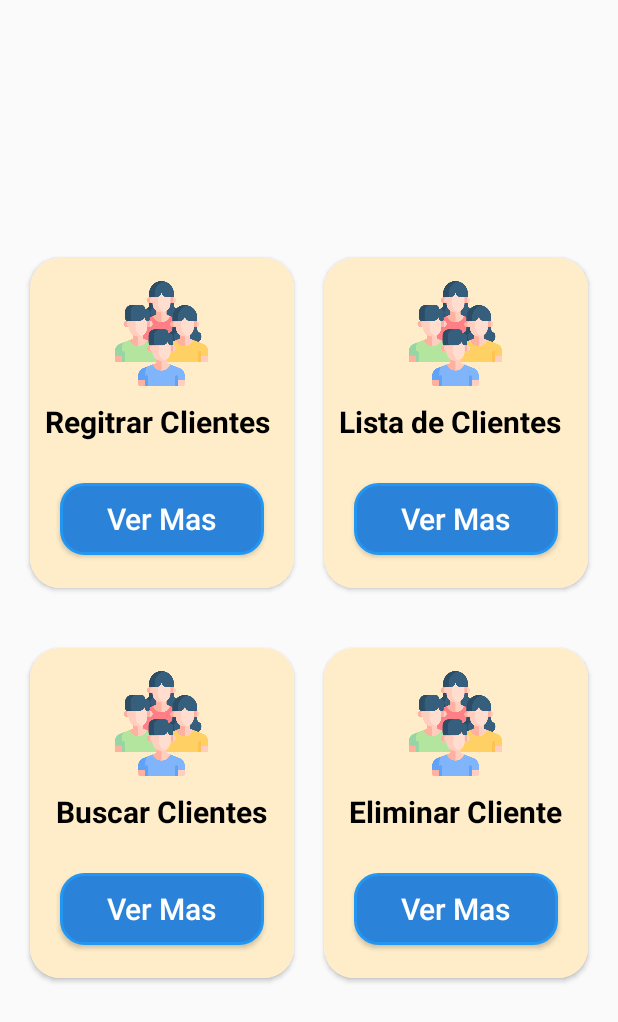
After one commit to RFBS23/veterinariaMovil, an Android app: the vistapersonas screen opened directly, with no data from a screen before it, on a phone screen of 412 x 824 dp. The commit adds this screen. Shown: the top 1022 px of the screen. Run offline under Robolectric (Android 15) with nearby library versions, the phone set to English and light mode, and no system bars.

Commit message:
actualizando dat5oss

```diff
--- a/app/build.gradle
+++ b/app/build.gradle
@@ -41,4 +41,7 @@ dependencies {
     androidTestImplementation 'androidx.test.espresso:espresso-core:3.5.1'
 
     implementation 'com.android.volley:volley:1.2.1'
+    implementation 'com.github.bumptech.glide:glide:4.14.2'
+    annotationProcessor 'com.github.bumptech.glide:compiler:4.14.2'
+    implementation 'com.github.clans:fab:1.6.4'
 }
--- /dev/null
+++ b/app/src/main/java/com/fabridev/veterinaria/vistapersonas.java
@@ -0,0 +1,87 @@
+package com.fabridev.veterinaria;
+
+import androidx.appcompat.app.AppCompatActivity;
+import androidx.cardview.widget.CardView;
+
+import android.content.Intent;
+import android.os.Bundle;
+import android.view.View;
+import android.widget.Button;
+
+public class vistapersonas extends AppCompatActivity {
+    CardView CardRegistrar, Cardlista, Cardbuscar, Cardeliminar;
+    Button vermas1, vermas2, vermas3, vermas4;
+    @Override
+    protected void onCreate(Bundle savedInstanceState) {
+        super.onCreate(savedInstanceState);
+        setContentView(R.layout.activity_vistapersonas);
+        loadUI();
+        CardRegistrar.setOnClickListener(new View.OnClickListener() {
+            @Override
+            public void onClick(View v) {
+                abrirActivity(registrocliente.class);
+            }
+        });
+        vermas1.setOnClickListener(new View.OnClickListener() {
+            @Override
+            public void onClick(View v) {
+                abrirActivity(registrocliente.class);
+            }
+        });
+
+        Cardlista.setOnClickListener(new View.OnClickListener() {
+            @Override
+            public void onClick(View v) {
+                abrirActivity(listacliente.class);
+            }
+        });
+        vermas2.setOnClickListener(new View.OnClickListener() {
+            @Override
+            public void onClick(View v) {
+                abrirActivity(listacliente.class);
+            }
+        });
+
+        Cardbuscar.setOnClickListener(new View.OnClickListener() {
+            @Override
+            public void onClick(View v) {
+                abrirActivity(buscarcliente.class);
+            }
+        });
+        vermas3.setOnClickListener(new View.OnClickListener() {
+            @Override
+            public void onClick(View v) {
+                abrirActivity(buscarcliente.class);
+            }
+        });
+
+        Cardeliminar.setOnClickListener(new View.OnClickListener() {
+            @Override
+            public void onClick(View v) {
+                abrirActivity(eliminarcliente.class);
+            }
+        });
+        vermas4.setOnClickListener(new View.OnClickListener() {
+            @Override
+            public void onClick(View v) {
+                abrirActivity(eliminarcliente.class);
+            }
+        });
+    }
+
+    private void loadUI(){
+        CardRegistrar = findViewById(R.id.CardRegistrar);
+        Cardlista = findViewById(R.id.Cardlista);
+        Cardbuscar = findViewById(R.id.Cardbuscar);
+        Cardeliminar = findViewById(R.id.Cardeliminar);
+        vermas1 = findViewById(R.id.vermas1);
+        vermas2 = findViewById(R.id.vermas2);
+        vermas3 = findViewById(R.id.vermas3);
+        vermas4 = findViewById(R.id.vermas4);
+    }
+
+    private void abrirActivity(Class nameActivity) {
+        Intent intent = new Intent(getApplicationContext(), nameActivity);
+        startActivity(intent);
+    }
+}
--- a/app/src/main/res/layout/activity_listacliente.xml
+++ b/app/src/main/res/layout/activity_listacliente.xml
@@ -9,9 +9,10 @@
     <androidx.recyclerview.widget.RecyclerView
         android:layout_width="match_parent"
         android:layout_height="match_parent"
-        android:id="@+id/listaclientes"
+        android:id="@+id/recyclerView"
         android:scrollbars="vertical"
         android:layout_marginTop="20dp"/>
+
     <com.google.android.material.floatingactionbutton.FloatingActionButton
         android:layout_width="wrap_content"
         android:layout_height="wrap_content"
--- /dev/null
+++ b/app/src/main/res/layout/activity_vistapersonas.xml
@@ -0,0 +1,255 @@
+<?xml version="1.0" encoding="utf-8"?>
+<androidx.constraintlayout.widget.ConstraintLayout
+    xmlns:android="http://schemas.android.com/apk/res/android"
+    xmlns:app="http://schemas.android.com/apk/res-auto"
+    xmlns:tools="http://schemas.android.com/tools"
+    android:layout_width="match_parent"
+    android:layout_height="match_parent"
+    android:orientation="vertical"
+    tools:context=".vistapersonas">
+
+    <LinearLayout
+        android:layout_width="match_parent"
+        android:layout_height="wrap_content"
+        android:layout_marginTop="8dp"
+        android:layout_marginBottom="8dp"
+        android:orientation="vertical"
+        app:layout_constraintBottom_toBottomOf="parent"
+        app:layout_constraintEnd_toEndOf="parent"
+        app:layout_constraintStart_toStartOf="parent"
+        app:layout_constraintTop_toTopOf="parent">
+
+        <androidx.constraintlayout.widget.ConstraintLayout
+            android:layout_width="match_parent"
+            android:layout_height="wrap_content">
+
+            <LinearLayout
+                android:id="@id/row1"
+                android:layout_width="0dp"
+                android:layout_height="260dp"
+                android:layout_marginTop="10dp"
+                android:orientation="horizontal"
+                android:padding="10dp"
+                app:layout_constraintEnd_toEndOf="parent"
+                app:layout_constraintHorizontal_bias="0.0"
+                app:layout_constraintStart_toStartOf="parent">
+
+                <androidx.cardview.widget.CardView
+                    android:id="@+id/CardRegistrar"
+                    android:layout_width="0dp"
+                    android:layout_height="match_parent"
+                    android:layout_margin="10dp"
+                    android:layout_weight="1"
+                    app:cardCornerRadius="20dp">
+
+                    <RelativeLayout
+                        android:layout_width="match_parent"
+                        android:layout_height="match_parent"
+                        android:background="@drawable/fondocard">
+
+                        <TextView
+                            android:id="@+id/arroz"
+                            android:layout_width="wrap_content"
+                            android:layout_height="wrap_content"
+                            android:layout_below="@+id/imgpersonas"
+                            android:layout_marginTop="10dp"
+                            android:paddingStart="10dp"
+                            android:text="Regitrar Clientes"
+                            android:textAlignment="viewStart"
+                            android:textColor="#000000"
+                            android:textSize="20sp"
+                            android:textStyle="bold" />
+
+                        <ImageView
+                            android:id="@+id/imgpersonas"
+                            android:layout_width="70dp"
+                            android:layout_height="70dp"
+                            android:layout_centerHorizontal="true"
+                            android:layout_marginTop="15dp"
+                            android:src="@raw/personas" />
+
+                        <Button
+                            android:id="@+id/vermas1"
+                            android:layout_width="match_parent"
+                            android:layout_height="wrap_content"
+                            android:layout_marginStart="20dp"
+                            android:layout_marginTop="150dp"
+                            android:layout_marginEnd="20dp"
+                            android:background="@drawable/efectobtn"
+                            android:gravity="center"
+                            android:text="Ver Mas"
+                            android:textAlignment="center"
+                            android:textAllCaps="false"
+                            android:textColor="@color/white"
+                            android:textSize="20dp" />
+                    </RelativeLayout>
+                </androidx.cardview.widget.CardView>
+
+                <androidx.cardview.widget.CardView
+                    android:id="@+id/Cardlista"
+                    android:layout_width="0dp"
+                    android:layout_height="match_parent"
+                    android:layout_margin="10dp"
+                    android:layout_weight="1"
+                    app:cardCornerRadius="20dp">
+
+                    <RelativeLayout
+                        android:layout_width="match_parent"
+                        android:layout_height="match_parent"
+                        android:background="@drawable/fondocard">
+
+                        <TextView
+                            android:id="@+id/listaper"
+                            android:layout_width="wrap_content"
+                            android:layout_height="wrap_content"
+                            android:layout_below="@+id/imgpersona1"
+                            android:layout_marginTop="10dp"
+                            android:paddingStart="10dp"
+                            android:text="Lista de Clientes"
+                            android:textAlignment="viewStart"
+                            android:textColor="#000000"
+                            android:textSize="20sp"
+                            android:textStyle="bold" />
+
+                        <ImageView
+                            android:id="@+id/imgpersona1"
+                            android:layout_width="70dp"
+                            android:layout_height="70dp"
+                            android:layout_centerHorizontal="true"
+                            android:layout_marginTop="15dp"
+                            android:src="@raw/personas" />
+
+                        <Button
+                            android:id="@+id/vermas2"
+                            android:layout_width="match_parent"
+                            android:layout_height="wrap_content"
+                            android:layout_marginStart="20dp"
+                            android:layout_marginTop="150dp"
+                            android:layout_marginEnd="20dp"
+                            android:background="@drawable/efectobtn"
+                            android:gravity="center"
+                            android:text="Ver Mas"
+                            android:textAlignment="center"
+                            android:textAllCaps="false"
+                            android:textColor="@color/white"
+                            android:textSize="20dp" />
+                    </RelativeLayout>
+                </androidx.cardview.widget.CardView>
+            </LinearLayout>
+
+            <LinearLayout
+                android:id="@+id/row2"
+                android:layout_width="0dp"
+                android:layout_height="260dp"
+                android:orientation="horizontal"
+                android:padding="10dp"
+                app:layout_constraintEnd_toEndOf="parent"
+                app:layout_constraintHorizontal_bias="0.0"
+                app:layout_constraintStart_toStartOf="parent"
+                app:layout_constraintTop_toBottomOf="@+id/row1">
+
+                <androidx.cardview.widget.CardView
+                    android:id="@+id/Cardbuscar"
+                    android:layout_width="0dp"
+                    android:layout_height="match_parent"
+                    android:layout_margin="10dp"
+                    android:layout_weight="1"
+                    app:cardCornerRadius="20dp">
+
+                    <RelativeLayout
+                        android:layout_width="match_parent"
+                        android:layout_height="match_parent"
+                        android:background="@drawable/fondocard">
+
+                        <TextView
+                            android:id="@+id/buscarpersona"
+                            android:layout_width="wrap_content"
+                            android:layout_height="wrap_content"
+                            android:layout_below="@+id/imgazucar"
+                            android:layout_centerHorizontal="true"
+                            android:layout_marginTop="10dp"
+                            android:text="Buscar Clientes"
+                            android:textColor="@color/black"
+                            android:textSize="20sp"
+                            android:textStyle="bold" />
+
+                        <ImageView
+                            android:id="@+id/imgazucar"
+                            android:layout_width="70dp"
+                            android:layout_height="70dp"
+                            android:layout_centerHorizontal="true"
+                            android:layout_marginTop="15dp"
+                            android:src="@raw/personas" />
+
+                        <Button
+                            android:id="@+id/vermas3"
+                            android:layout_width="match_parent"
+                            android:layout_height="wrap_content"
+                            android:layout_marginStart="20dp"
+                            android:layout_marginTop="150dp"
+                            android:layout_marginEnd="20dp"
+                            android:background="@drawable/efectobtn"
+                            android:gravity="center"
+                            android:text="Ver Mas"
+                            android:textAlignment="center"
+                            android:textAllCaps="false"
+                            android:textColor="@color/white"
+                            android:textSize="20dp" />
+                    </RelativeLayout>
+                </androidx.cardview.widget.CardView>
+
+                <androidx.cardview.widget.CardView
+                    android:id="@+id/Cardeliminar"
+                    android:layout_width="0dp"
+                    android:layout_height="match_parent"
+                    android:layout_margin="10dp"
+                    android:layout_weight="1"
+                    app:cardCornerRadius="20dp">
+
+                    <RelativeLayout
+                        android:layout_width="match_parent"
+                        android:layout_height="match_parent"
+                        android:background="@drawable/fondocard">
+
+                        <TextView
+                            android:id="@+id/eliminar"
+                            android:layout_width="wrap_content"
+                            android:layout_height="wrap_content"
+                            android:layout_below="@+id/imgeliminar"
+                            android:layout_centerHorizontal="true"
+                            android:layout_marginTop="10dp"
+                            android:text="Eliminar Cliente"
+                            android:textColor="@color/black"
+                            android:textSize="20sp"
+                            android:textStyle="bold" />
+
+                        <ImageView
+                            android:id="@+id/imgeliminar"
+                            android:layout_width="70dp"
+                            android:layout_height="70dp"
+                            android:layout_centerHorizontal="true"
+                            android:layout_marginTop="15dp"
+                            android:src="@raw/personas" />
+
+                        <Button
+                            android:id="@+id/vermas4"
+                            android:layout_width="match_parent"
+                            android:layout_height="wrap_content"
+                            android:layout_marginStart="20dp"
+                            android:layout_marginTop="150dp"
+                            android:layout_marginEnd="20dp"
+                            android:background="@drawable/efectobtn"
+                            android:gravity="center"
+                            android:text="Ver Mas"
+                            android:textAlignment="center"
+                            android:textAllCaps="false"
+                            android:textColor="@color/white"
+                            android:textSize="20dp" />
+                    </RelativeLayout>
+                </androidx.cardview.widget.CardView>
+            </LinearLayout>
+
+        </androidx.constraintlayout.widget.ConstraintLayout>
+    </LinearLayout>
+
+</androidx.constraintlayout.widget.ConstraintLayout>
```
Also changed, not shown: app/src/main/AndroidManifest.xml (+13 -1 lines), app/src/main/java/com/fabridev/veterinaria/buscarcliente.java (added, +14 -0 lines), app/src/main/java/com/fabridev/veterinaria/dashboard.java (+23 -1 lines), app/src/main/java/com/fabridev/veterinaria/eliminarcliente.java (added, +14 -0 lines), app/src/main/java/com/fabridev/veterinaria/listacliente.java (+11 -0 lines), app/src/main/java/com/fabridev/veterinaria/login.java (+31 -1 lines), app/src/main/java/com/fabridev/veterinaria/registrocliente.java (added, +108 -0 lines), app/src/main/res/layout/activity_buscarcliente.xml (added, +9 -0 lines), app/src/main/res/layout/activity_eliminarcliente.xml (added, +9 -0 lines), app/src/main/res/layout/activity_registrocliente.xml (added, +102 -0 lines), app/src/main/res/layout/lista_item.xml (+6 -6 lines), build.gradle (+9 -0 lines).
